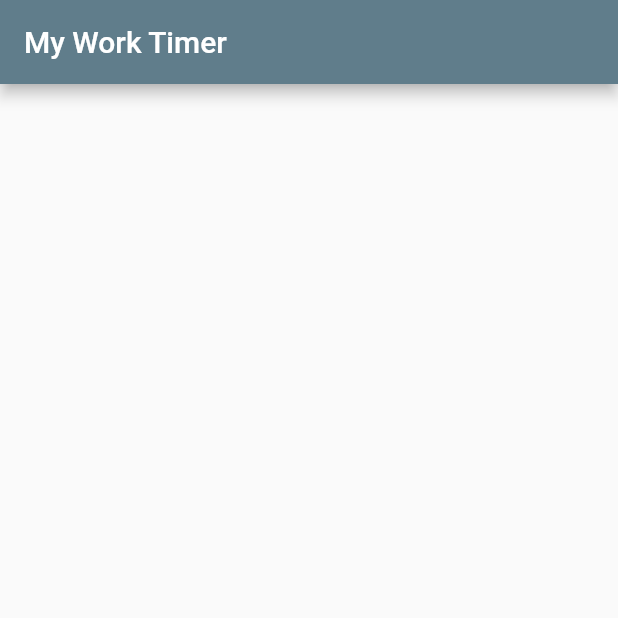
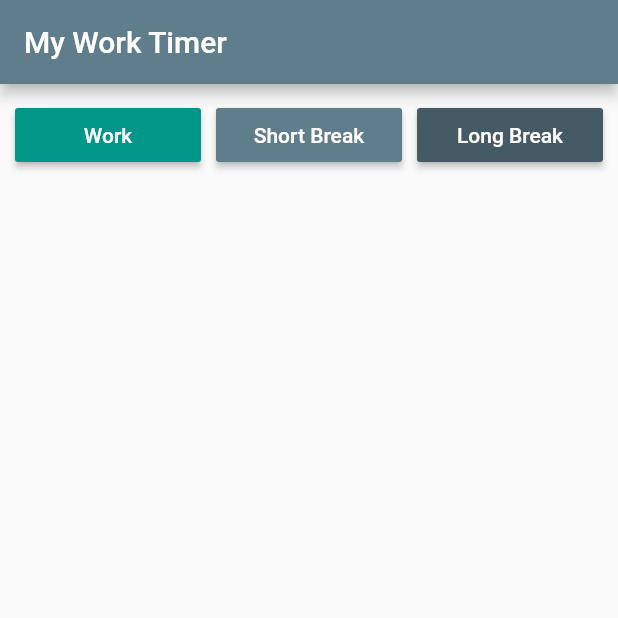
Before and after one commit to yradov/productivity_timer, a Flutter app: the screen it shows after launch, on a phone screen of 412 x 824 dp, the top half of it. Run offline on Flutter 3.47's test engine with Material 2 defaults, Android fonts, the phone set to English and light mode, and no system bars.

Commit message:
+ first row with buttons

```diff
--- a/lib/main.dart
+++ b/lib/main.dart
@@ -1,11 +1,12 @@
 import 'package:flutter/material.dart';
+import 'package:productivity_timer/widgets.dart';
 
 void main() {
   runApp(MyApp());
 }
 
 class MyApp extends StatelessWidget {
-  MyApp({Key? key}) : super(key: key);
+  const MyApp({Key? key}) : super(key: key);
 
   // This widget is the root of your application.
   @override
@@ -16,20 +17,70 @@ class MyApp extends StatelessWidget {
       home: const TimerHomePage(),
     );
   }
-} //MyApp
+} // MyApp
 
 class TimerHomePage extends StatelessWidget {
   const TimerHomePage({Key? key}) : super(key: key);
 
+  final double defaultPadding = 5.0;
+
   @override
   Widget build(BuildContext context) {
     return Scaffold(
-        appBar: AppBar(
-          title: const Text("My Work Timer"),
+      appBar: AppBar(
+        title: const Text("My Work Timer"),
+      ),
+      body: Center(
+        child: Column(
+          children: [
+            const SizedBox(
+              height: 10,
+            ),
+            Row(
+              children: [
+                Padding(
+                  padding: EdgeInsets.all(defaultPadding),
+                ),
+                Expanded(
+                  child: ProductivityButton(
+                    color: const Color(0xff009688),
+                    text: 'Work',
+                    size: 0,
+                    onPressed: emptyMethod,
+                  ),
+                ),
+                Padding(
+                  padding: EdgeInsets.all(defaultPadding),
+                ),
+                Expanded(
+                  child: ProductivityButton(
+                    color: const Color(0xff607D8B),
+                    text: 'Short Break',
+                    size: 150,
+                    onPressed: emptyMethod,
+                  ),
+                ),
+                Padding(
+                  padding: EdgeInsets.all(defaultPadding),
+                ),
+                Expanded(
+                  child: ProductivityButton(
+                    color: const Color(0xff455A64),
+                    text: 'Long Break',
+                    size: 150,
+                    onPressed: emptyMethod,
+                  ),
+                ),
+                Padding(
+                  padding: EdgeInsets.all(defaultPadding),
+                ),
+              ],
+            ),
+          ],
         ),
-        body: Center(
-          child: Column(),
-        ),
-      );
+      ),
+    );
   }
-}
+
+  void emptyMethod() {}
+}// TimerHomePage
```
